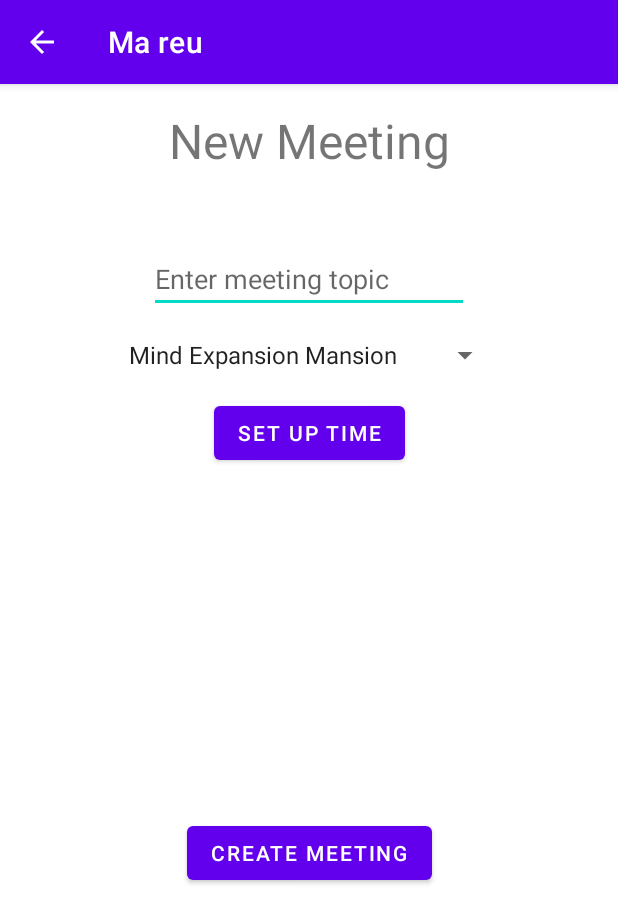
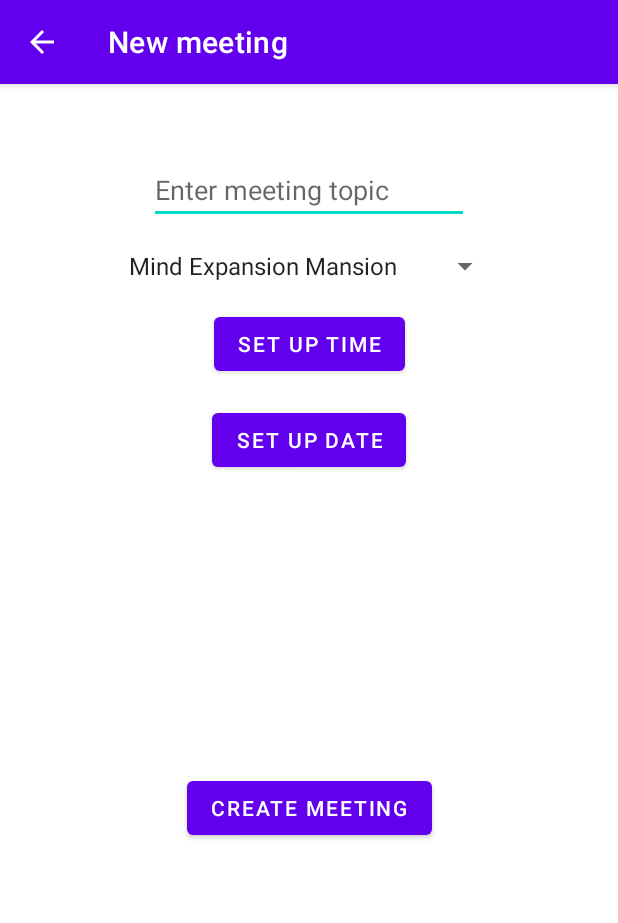
Before and after one commit to Pekoooo/Ma-Reu, an Android app: the AddMeetingActivity screen opened directly, with no data from a screen before it, on a phone screen of 412 x 824 dp. Shown: the top 923 px of the screen. Run offline under Robolectric (Android 15) with nearby library versions, the phone set to English and light mode, and no system bars.

Commit message:
[ADDED] Date picker to AddMeetingActivity [ADDED] Meeting parameter for date [FIXED] MeetingRoomList not showing in spinner because a "0" was in the constructor and I have no idea why it broke my whole app ?????

```diff
--- a/app/src/main/AndroidManifest.xml
+++ b/app/src/main/AndroidManifest.xml
@@ -13,6 +13,7 @@
         android:theme="@style/Theme.MaReu">
         <activity
             android:name=".meeting_list.AddMeetingActivity"
+            android:label="New meeting"
             android:exported="false"
             android:parentActivityName=".meeting_list.ListMeetingActivity"/>
         <activity
--- a/app/src/main/java/com/example/mareu/meeting_list/AddMeetingActivity.java
+++ b/app/src/main/java/com/example/mareu/meeting_list/AddMeetingActivity.java
@@ -3,13 +3,16 @@ package com.example.mareu.meeting_list;
 import androidx.appcompat.app.AppCompatActivity;
 
 import android.app.AlertDialog;
+import android.app.DatePickerDialog;
 import android.app.TimePickerDialog;
+import android.content.Context;
 import android.content.Intent;
 import android.os.Bundle;
 import android.view.MenuItem;
 import android.view.View;
 import android.widget.AdapterView;
 import android.widget.ArrayAdapter;
+import android.widget.DatePicker;
 import android.widget.Toast;
 
 import com.example.mareu.databinding.ActivityAddMeetingBinding;
@@ -18,6 +21,8 @@ import com.example.mareu.model.Meeting;
 import com.example.mareu.model.MeetingRoom;
 import com.example.mareu.service.MeetingApiService;
 import com.example.mareu.service.MeetingRoomList;
+import com.google.android.material.chip.Chip;
+import com.google.android.material.chip.ChipGroup;
 
 import java.util.ArrayList;
 import java.util.List;
@@ -26,19 +31,20 @@ import java.util.Locale;
 public class AddMeetingActivity extends AppCompatActivity {
 
     private ActivityAddMeetingBinding binding;
-    private List<MeetingRoom> meetingRoomList;
     private final List<String> meetingParticipants = new ArrayList<>();
     private MeetingApiService mApiService;
-    private String meetingTopic;
-    private String meetingTime;
     private MeetingRoom meetingRoom;
+    private Context context;
     private int hour;
     private int minute;
+    private int year;
+    private int month;
+    private int dayOfMonth;
+
 
 
     @Override
-    protected void onCreate(Bundle savedInstanceState) {
-        super.onCreate(savedInstanceState);
+    protected void onCreate(Bundle savedInstanceState) {  super.onCreate(savedInstanceState);
         binding = ActivityAddMeetingBinding.inflate(getLayoutInflater());
         View view = binding.getRoot();
         setContentView(view);
@@ -53,7 +59,8 @@ public class AddMeetingActivity extends AppCompatActivity {
         binding.buttonCreateMeeting.setOnClickListener(v -> {
 
 
-            if (binding.meetingTopic.getText().toString().isEmpty() || binding.buttonSetupTime.getText().toString().equalsIgnoreCase("set up time")) {
+            if (binding.meetingTopic.getText().toString().isEmpty() || binding.buttonSetupTime.getText().toString().equalsIgnoreCase("set up time")
+                    || binding.buttonSetupDate.getText().toString().equalsIgnoreCase("set up date")) {
 
                 Toast.makeText(this, "Make sure all text fields are filled in", Toast.LENGTH_LONG).show();
 
@@ -65,7 +72,8 @@ public class AddMeetingActivity extends AppCompatActivity {
 
                 Meeting meeting = new Meeting(
                         binding.meetingTopic.getText().toString(),
-                        binding.buttonSetupTime.getText().toString(), meetingRoom,
+                        binding.buttonSetupTime.getText().toString(), binding.buttonSetupDate.getText().toString(),
+                        meetingRoom,
                         meetingParticipants
 
                 );
@@ -83,6 +91,23 @@ public class AddMeetingActivity extends AppCompatActivity {
         });
 
 
+    }
+
+    public void popDatePicker(View view){
+
+        DatePickerDialog.OnDateSetListener onDateSetListener = (view1, year, month, dayOfMonth) -> {
+
+            this.year = year;
+            this.month = month;
+            this.dayOfMonth = dayOfMonth;
+
+            binding.buttonSetupDate.setText(String.format(Locale.getDefault(), "%02d/%02d/%04d", this.dayOfMonth, this.month, this.year));
+
+        };
+
+        DatePickerDialog datePickerDialog = new DatePickerDialog(this, onDateSetListener, year, month, dayOfMonth);
+        datePickerDialog.setTitle("Select Date");
+        datePickerDialog.show();
     }
 
 
--- a/app/src/main/res/layout/activity_add_meeting.xml
+++ b/app/src/main/res/layout/activity_add_meeting.xml
@@ -4,19 +4,9 @@
     xmlns:tools="http://schemas.android.com/tools"
     android:layout_width="match_parent"
     android:layout_height="match_parent"
-    tools:context=".meeting_list.AddMeetingActivity"
-    android:scrollbars="vertical">
+    android:scrollbars="vertical"
+    tools:context=".meeting_list.AddMeetingActivity">
 
-    <TextView
-        android:id="@+id/newMeetingTextView"
-        android:layout_width="wrap_content"
-        android:layout_height="wrap_content"
-        android:layout_marginTop="16dp"
-        android:text="@string/new_meeting"
-        android:textSize="32sp"
-        app:layout_constraintEnd_toEndOf="parent"
-        app:layout_constraintStart_toStartOf="parent"
-        app:layout_constraintTop_toTopOf="parent" />
 
     <EditText
         android:id="@+id/meetingTopic"
@@ -24,14 +14,11 @@
         android:layout_height="wrap_content"
         android:layout_marginTop="48dp"
         android:ems="10"
+        android:hint="@string/enter_meeting_topic"
         android:inputType="textPersonName"
-         android:hint="@string/enter_meeting_topic"
         app:layout_constraintEnd_toEndOf="parent"
         app:layout_constraintStart_toStartOf="parent"
-        app:layout_constraintTop_toBottomOf="@+id/newMeetingTextView" />
-
-
-
+        app:layout_constraintTop_toTopOf="parent" />
 
 
     <Spinner
@@ -44,16 +31,28 @@
         app:layout_constraintTop_toBottomOf="@id/meetingTopic" />
 
     <Button
+        android:id="@+id/button_setup_date"
+        android:layout_width="wrap_content"
+        android:layout_height="wrap_content"
+        android:layout_marginTop="16dp"
+        android:onClick="popDatePicker"
+        android:text="@string/set_up_date"
+        app:layout_constraintEnd_toEndOf="parent"
+        app:layout_constraintStart_toStartOf="parent"
+        app:layout_constraintTop_toBottomOf="@id/button_setup_time" />
+
+    <Button
         android:id="@+id/button_setup_time"
         android:layout_width="wrap_content"
         android:layout_height="wrap_content"
+        android:layout_marginTop="16dp"
+        android:onClick="popTimePicker"
         android:text="@string/set_up_time"
-        android:onClick="popTimePicker"
-        android:layout_marginTop="16dp"
         app:layout_constraintEnd_toEndOf="parent"
         app:layout_constraintStart_toStartOf="parent"
-        app:layout_constraintTop_toBottomOf="@+id/meetingRoomListSpinner"
-         />
+        app:layout_constraintTop_toBottomOf="@+id/meetingRoomListSpinner" />
+
+
 
     <Button
         android:id="@+id/button_create_meeting"
--- a/app/src/main/res/values/strings.xml
+++ b/app/src/main/res/values/strings.xml
@@ -9,4 +9,5 @@
     <string name="hello_blank_fragment">Hello blank fragment</string>
     <string name="enter_meeting_topic">Enter meeting topic</string>
     <string name="new_meeting">New Meeting</string>
+    <string name="set_up_date">set up date</string>
 </resources>
```
Also changed, not shown: app/src/main/java/com/example/mareu/model/Meeting.java (+14 -1 lines), 1 other file.
